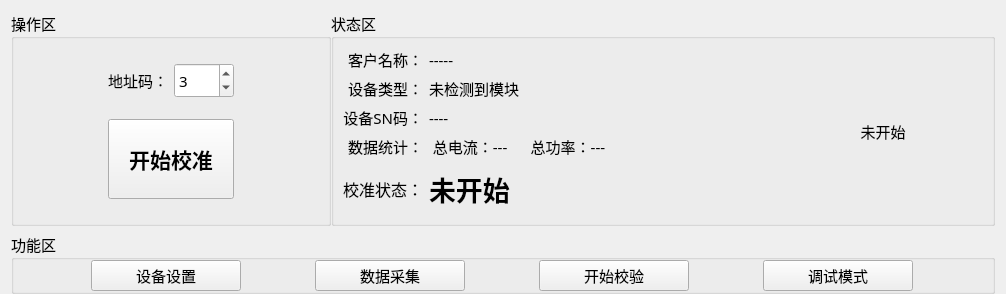
Qt form PDU-CalibrateTool/home/home_workwid.ui (ChinaClever/PDU-CalibrateTool) before a commit.
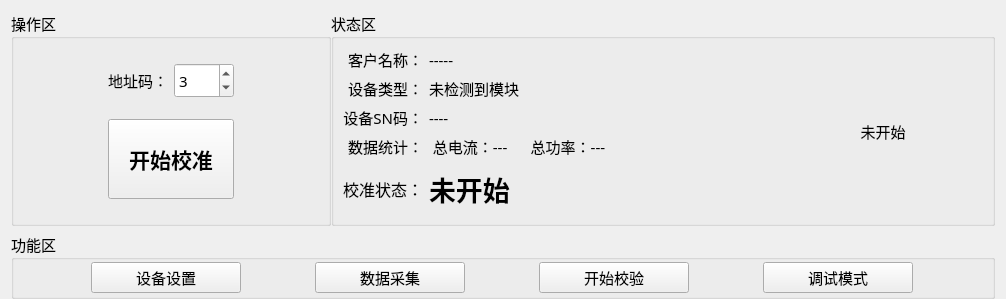
The same form after that commit.

```diff
--- a/PDU-CalibrateTool/home/home_workwid.ui
+++ b/PDU-CalibrateTool/home/home_workwid.ui
@@ -7,7 +7,7 @@
     <x>0</x>
     <y>0</y>
     <width>1006</width>
-    <height>273</height>
+    <height>299</height>
    </rect>
   </property>
   <property name="font">
```
Left out of the diff: 208 changed lines with no effect on the pictures.
